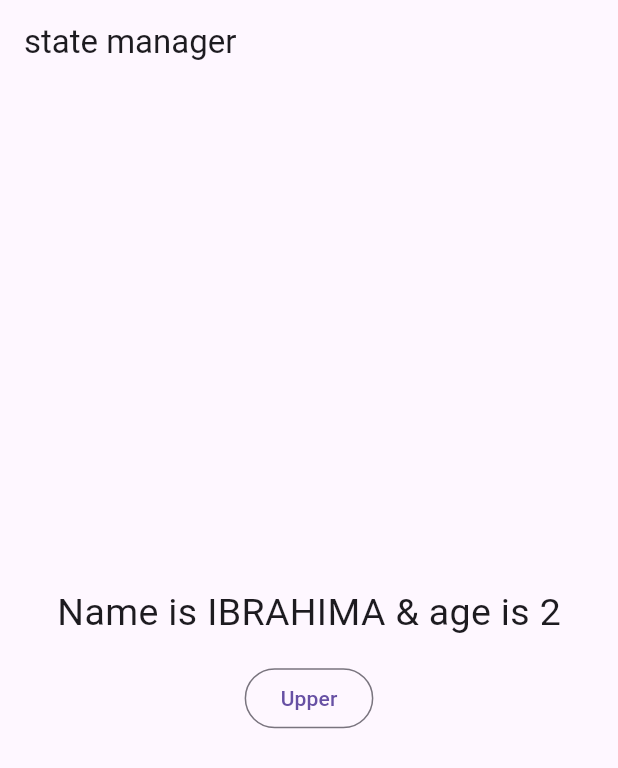
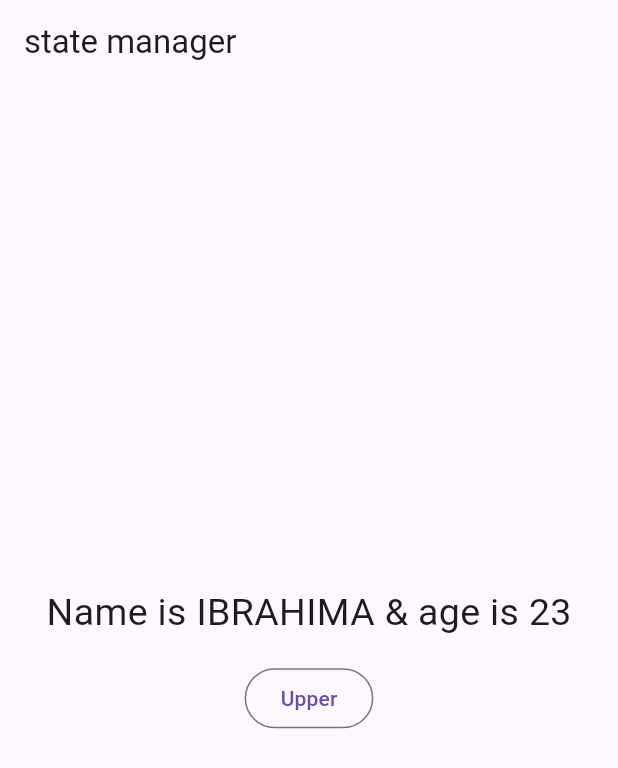
Before and after one commit to LINDEX171/getx, a Flutter app: the screen it shows after launch, after a tap on "Upper", on a phone screen of 412 x 824 dp. Shown: the top 768 px of the screen. Run offline on Flutter 3.47's test engine with Material 3 defaults, Android fonts, the phone set to English and light mode, and no system bars; our stand-ins replace get.

```diff
--- a/lib/my_controller.dart
+++ b/lib/my_controller.dart
@@ -1,10 +1,11 @@
-
 import 'package:get/get.dart';
 import 'package:getx/student.dart';
 
 class MyController extends GetxController {
-  var student = Student();
-  void convertToUpperCase (){
-    student.name.value = student.name.value.toUpperCase();
+  var student = Student(name:"ibrahima",age: 23).obs;
+  void convertToUpperCase() {
+    student.update((student) {
+      student?.name = student?.name.toString().toUpperCase();
+    });
   }
 }
--- a/lib/reac.dart
+++ b/lib/reac.dart
@@ -16,7 +16,7 @@ class _ReacPageState extends State<ReacPage> {
 
 
   //create a object of mycontrolller class (create the instance of controlller)
-  MyController myController =   Get.put(MyController());
+  MyController myController =  Get.put(MyController());
 
   @override
   Widget build(BuildContext context) {
@@ -29,7 +29,7 @@ class _ReacPageState extends State<ReacPage> {
           children: [
             Obx(
               () => Text(
-                  "Name is ${myController.student.name} & age is ${myController.student.age}",
+                  "Name is ${myController.student.value.name} & age is ${myController.student.value.age}",
                   style: TextStyle(fontSize: 25)),
             ),
             SizedBox(
--- a/lib/student.dart
+++ b/lib/student.dart
@@ -2,10 +2,10 @@ import 'package:get/get.dart';
 
 class Student {
 
-  var name = "ibrahima".obs;
-  var age = 2.obs;
-  // var name ;
-  // var age ;
+  // var name = "ibrahima".obs;
+  // var age = 2.obs;
+   var name ;
+   var age ;
   // //constructor
-  // Student({ this.name,this.age});
+   Student({ this.name,this.age});
 }
```
